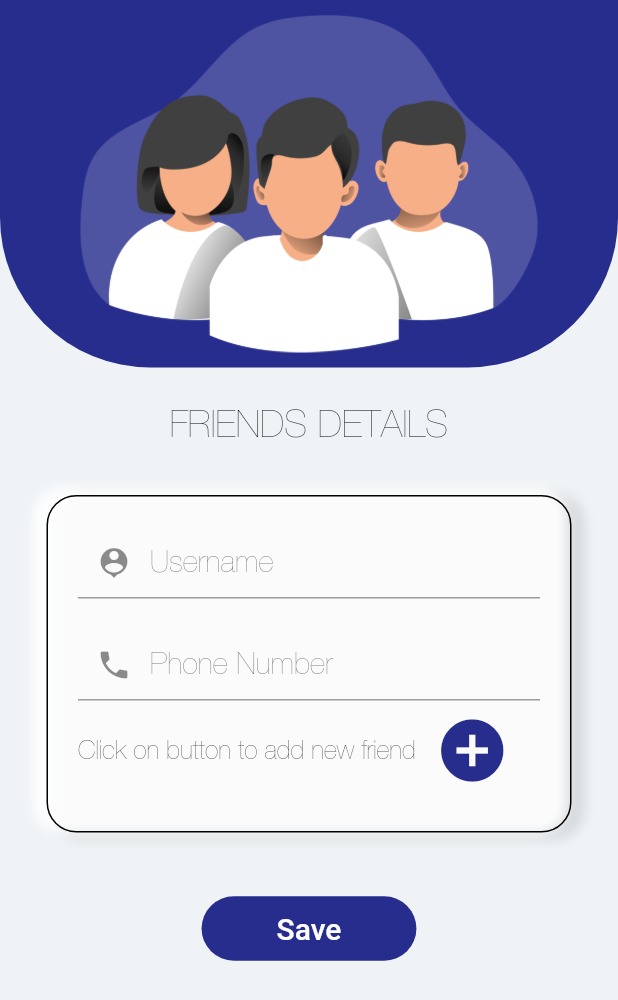
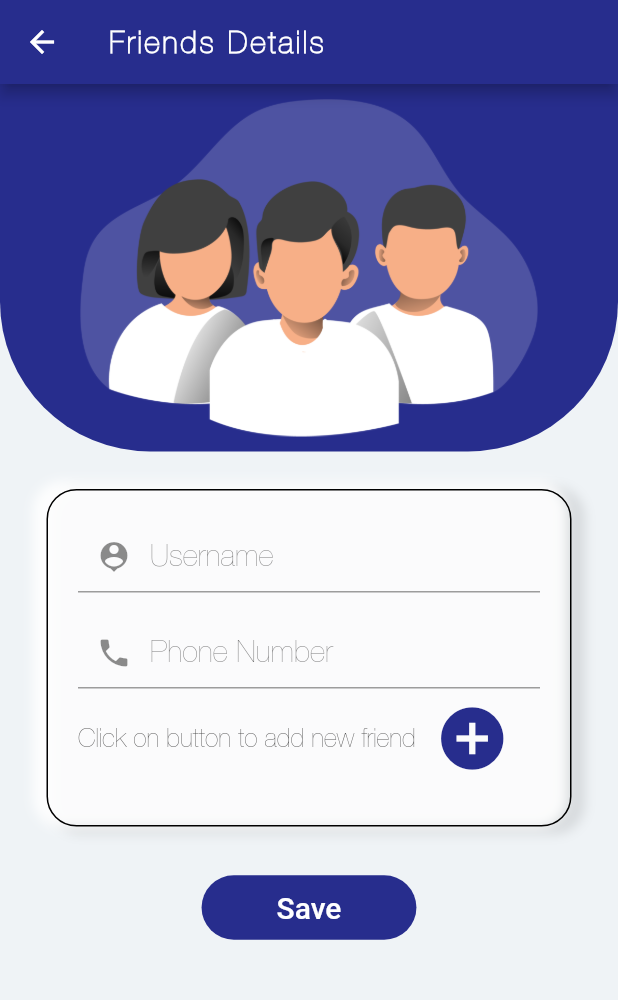
Before and after one commit to Sarbeng/DC-mobile, a Flutter app: the screen it shows after launch, on a phone screen of 412 x 824 dp. Shown: the top 1000 px of the screen. Run offline on Flutter 3.47's test engine with Material 2 defaults, Android fonts, the phone set to English and light mode, and no system bars.

Commit message:
Friends Details

```diff
--- a/dc/lib/screens/friends_details/friends_details.dart
+++ b/dc/lib/screens/friends_details/friends_details.dart
@@ -4,6 +4,11 @@ class FriendsDetails extends StatelessWidget {
   @override
   Widget build(BuildContext context) {
     return Scaffold(
+      appBar: AppBar(
+        leading: Icon(Icons.arrow_back),
+        backgroundColor: Color(0xFF272D8D),
+        title: Text('Friends Details',style: TextStyle(fontFamily:'HelveticaNeue',fontWeight:FontWeight.bold,letterSpacing:2),),
+      ),
         body: SingleChildScrollView(
             child: Column(
                 mainAxisAlignment: MainAxisAlignment.start,
@@ -22,15 +27,16 @@ class FriendsDetails extends StatelessWidget {
               child: Image.asset('assets/images/user_group.png',),
             ),
           ),
+          SizedBox(height:15),
           //The second container contains the text for login
-          Container(
-              height: 75.0,
-              child: Center(
-                child: Text(
-                  "FRIENDS DETAILS",
-                  style: TextStyle(fontSize: 25.0, fontFamily: 'HelveticaNeue'),
-                ),
-              )),
+          // Container(
+          //     height: 75.0,
+          //     child: Center(
+          //       child: Text(
+          //         "FRIENDS DETAILS",
+          //         style: TextStyle(fontSize: 25.0, fontFamily: 'HelveticaNeue'),
+          //       ),
+          //     )),
           //Third container to place the Login Text Area
           Center(
             child: Container(
@@ -64,7 +70,7 @@ class FriendsDetails extends StatelessWidget {
                         hintStyle: TextStyle(
                             fontSize: 20.0, fontFamily: 'HelveticaNeue')),
                   ),
-                  SizedBox(height:20),
+                  SizedBox(height:16),
                   TextField(
                     obscureText:true,
                     decoration: InputDecoration(
@@ -91,7 +97,7 @@ class FriendsDetails extends StatelessWidget {
             ),
           ),
           //Fourth Container for button
-          SizedBox(height:30.0),
+          SizedBox(height:20.0),
           Center(
             //child: MaterialButton(onPressed: null)
 
```
